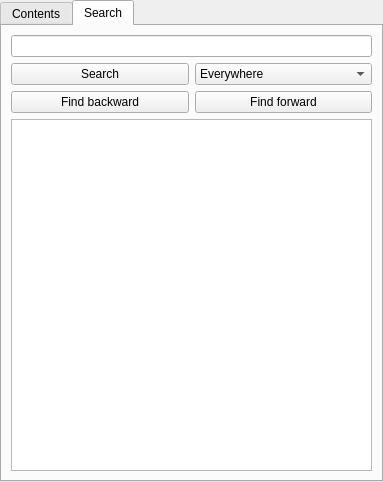
Above: src/gui/slnpanel.ui from NeoProgramming/NeoPad before the change. Below: the same form after it.
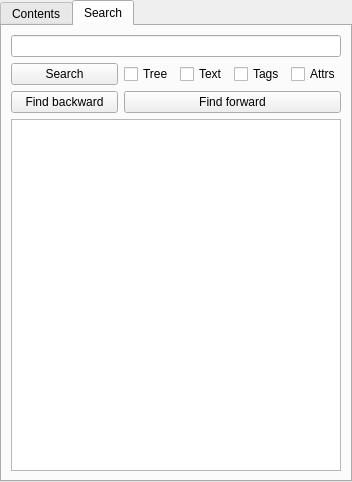
That is the form after the change. The open tabs and pages were chosen to show the change. Custom widgets are drawn as their Qt base class.

Commit message: search by tags & attrs

Diff of the .ui file:
```diff
--- a/src/gui/slnpanel.ui
+++ b/src/gui/slnpanel.ui
@@ -8,7 +8,7 @@
    <rect>
     <x>0</x>
     <y>0</y>
-    <width>383</width>
+    <width>352</width>
     <height>482</height>
    </rect>
   </property>
@@ -36,15 +36,13 @@
      <property name="spacing">
       <number>3</number>
      </property>
-    </layout>
-   </item>
    <item>
     <widget class="QTabWidget" name="tabWidget">
      <property name="whatsThis">
       <string>Displays contents of project</string>
      </property>
      <property name="currentIndex">
-      <number>0</number>
+        <number>1</number>
      </property>
      <widget class="QWidget" name="pageContent">
       <property name="whatsThis">
@@ -129,14 +127,7 @@
        <string>Search</string>
       </attribute>
       <layout class="QGridLayout" name="gridLayout">
-       <item row="2" column="0">
-        <widget class="QPushButton" name="pushSearch">
-         <property name="text">
-          <string>Search</string>
-         </property>
-        </widget>
-       </item>
-       <item row="9" column="0" colspan="2">
+         <item row="10" column="0" colspan="7">
         <widget class="QTreeWidget" name="treeResults">
          <property name="rootIsDecorated">
           <bool>false</bool>
@@ -151,45 +142,67 @@
          </column>
         </widget>
        </item>
-       <item row="0" column="0" colspan="2">
+         <item row="0" column="0" colspan="7">
         <widget class="QLineEdit" name="lineSearch"/>
        </item>
-       <item row="5" column="1">
+         <item row="1" column="6">
+          <layout class="QHBoxLayout" name="horizontalLayout">
+           <item>
+            <widget class="QCheckBox" name="checkTree">
+             <property name="text">
+              <string>Tree</string>
+             </property>
+            </widget>
+           </item>
+           <item>
+            <widget class="QCheckBox" name="checkText">
+             <property name="text">
+              <string>Text</string>
+             </property>
+            </widget>
+           </item>
+           <item>
+            <widget class="QCheckBox" name="checkTags">
+             <property name="text">
+              <string>Tags</string>
+             </property>
+            </widget>
+           </item>
+           <item>
+            <widget class="QCheckBox" name="checkAttrs">
+             <property name="text">
+              <string>Attrs</string>
+             </property>
+            </widget>
+           </item>
+          </layout>
+         </item>
+         <item row="6" column="6">
         <widget class="QPushButton" name="pushFindNext">
          <property name="text">
           <string>Find forward</string>
          </property>
         </widget>
        </item>
-       <item row="5" column="0">
+         <item row="1" column="0" colspan="6">
+          <widget class="QPushButton" name="pushSearch">
+           <property name="text">
+            <string>Search</string>
+           </property>
+          </widget>
+         </item>
+         <item row="6" column="0" colspan="6">
         <widget class="QPushButton" name="pushFindPrev">
          <property name="text">
           <string>Find backward</string>
          </property>
         </widget>
        </item>
-       <item row="2" column="1">
-        <widget class="QComboBox" name="comboScope">
-         <item>
-          <property name="text">
-           <string>Everywhere</string>
-          </property>
-         </item>
-         <item>
-          <property name="text">
-           <string>In tree</string>
-          </property>
-         </item>
-         <item>
-          <property name="text">
-           <string>In documents</string>
-          </property>
-         </item>
-        </widget>
-       </item>
       </layout>
      </widget>
     </widget>
+     </item>
+    </layout>
    </item>
   </layout>
  </widget>
```
Left out of the diff: 1 changed line with no effect on the pictures. Lines whose indentation alone changed are shown as unchanged. The commit also changes 7 other files.
